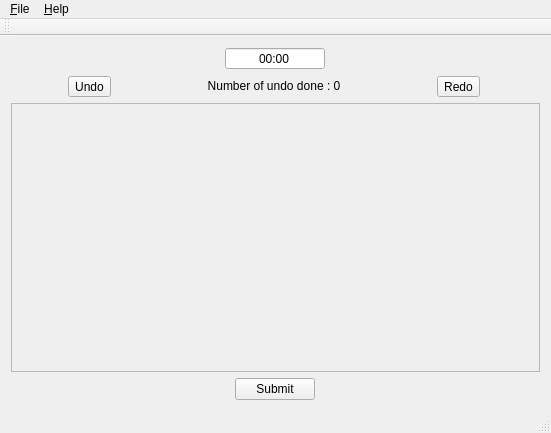
Ezryuk/Takuzu, file MainWindow.ui: the form before one commit.
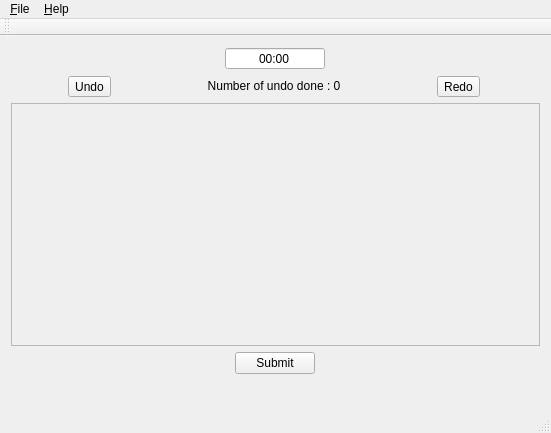
The form after the commit. Custom widgets are drawn as their Qt base class.

Commit message: Add text if submit incorrect

Patch:
```diff
--- a/MainWindow.ui
+++ b/MainWindow.ui
@@ -114,6 +114,26 @@
       </item>
      </layout>
     </item>
+    <item>
+     <layout class="QHBoxLayout" name="horizontalLayout_5">
+      <item>
+       <widget class="QLabel" name="incorrectLabel">
+        <property name="maximumSize">
+         <size>
+          <width>250</width>
+          <height>20</height>
+         </size>
+        </property>
+        <property name="text">
+         <string/>
+        </property>
+        <property name="alignment">
+         <set>Qt::AlignCenter</set>
+        </property>
+       </widget>
+      </item>
+     </layout>
+    </item>
    </layout>
   </widget>
   <widget class="QMenuBar" name="menuBar">
```
The commit also changes 4 other files.
